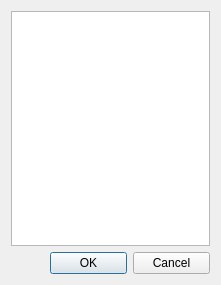
Qt form harbour/contrib/hbide/resources/selectionlist.ui (harbour/core) before a commit.
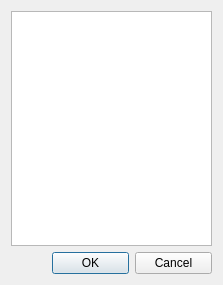
The same form after that commit.

Diff of the .ui file:
```diff
--- a/harbour/contrib/hbide/resources/selectionlist.ui
+++ b/harbour/contrib/hbide/resources/selectionlist.ui
@@ -6,30 +6,22 @@
    <rect>
     <x>0</x>
     <y>0</y>
-    <width>221</width>
+    <width>223</width>
     <height>285</height>
    </rect>
   </property>
   <property name="windowTitle">
    <string>Select an Option</string>
   </property>
-  <layout class="QVBoxLayout" name="verticalLayout_2" stretch="0">
-   <item>
-    <layout class="QVBoxLayout" name="verticalLayout">
-     <item>
-      <layout class="QHBoxLayout" name="horizontalLayout">
-       <item>
+  <layout class="QGridLayout" name="gridLayout">
+   <item row="0" column="0" colspan="3">
         <widget class="QListView" name="listOptions">
          <property name="editTriggers">
           <set>QAbstractItemView::NoEditTriggers</set>
          </property>
         </widget>
        </item>
-      </layout>
-     </item>
-     <item>
-      <layout class="QHBoxLayout" name="horizontalLayout_2">
-       <item>
+   <item row="1" column="0">
         <spacer name="horizontalSpacer">
          <property name="orientation">
           <enum>Qt::Horizontal</enum>
@@ -42,7 +34,7 @@
          </property>
         </spacer>
        </item>
-       <item>
+   <item row="1" column="1">
         <widget class="QPushButton" name="buttonOk">
          <property name="maximumSize">
           <size>
@@ -55,7 +47,7 @@
          </property>
         </widget>
        </item>
-       <item>
+   <item row="1" column="2">
         <widget class="QPushButton" name="buttonCancel">
          <property name="maximumSize">
           <size>
@@ -67,10 +59,6 @@
           <string>Cancel</string>
          </property>
         </widget>
-       </item>
-      </layout>
-     </item>
-    </layout>
    </item>
   </layout>
  </widget>
```
Lines whose indentation alone changed are shown as unchanged.
